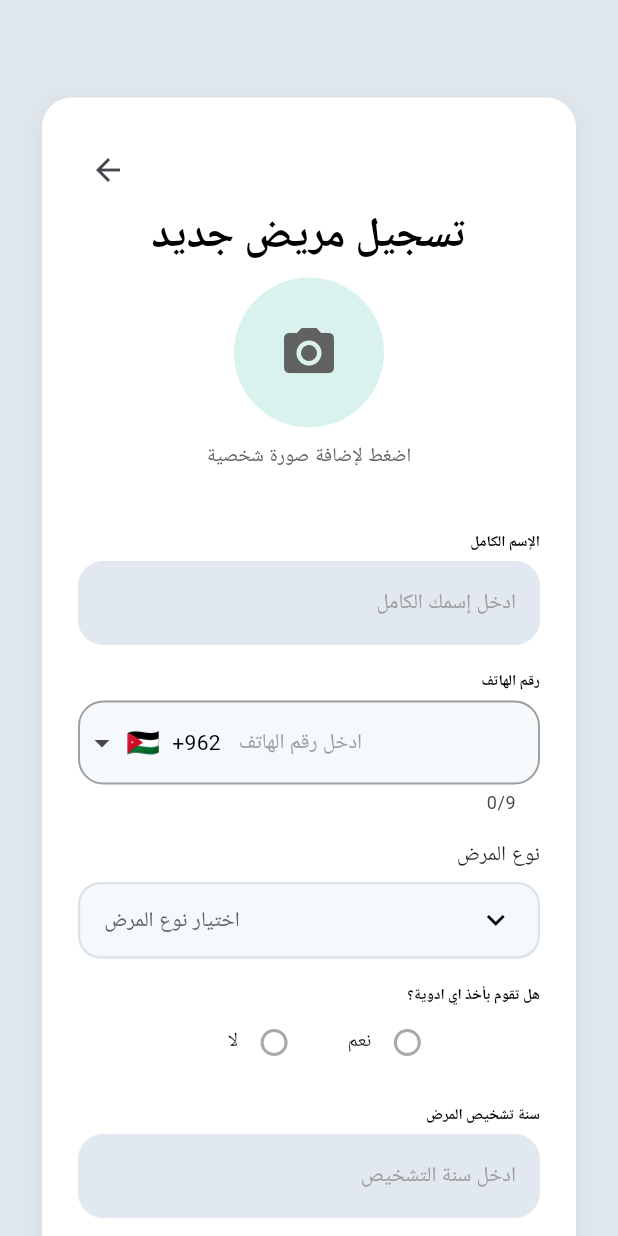
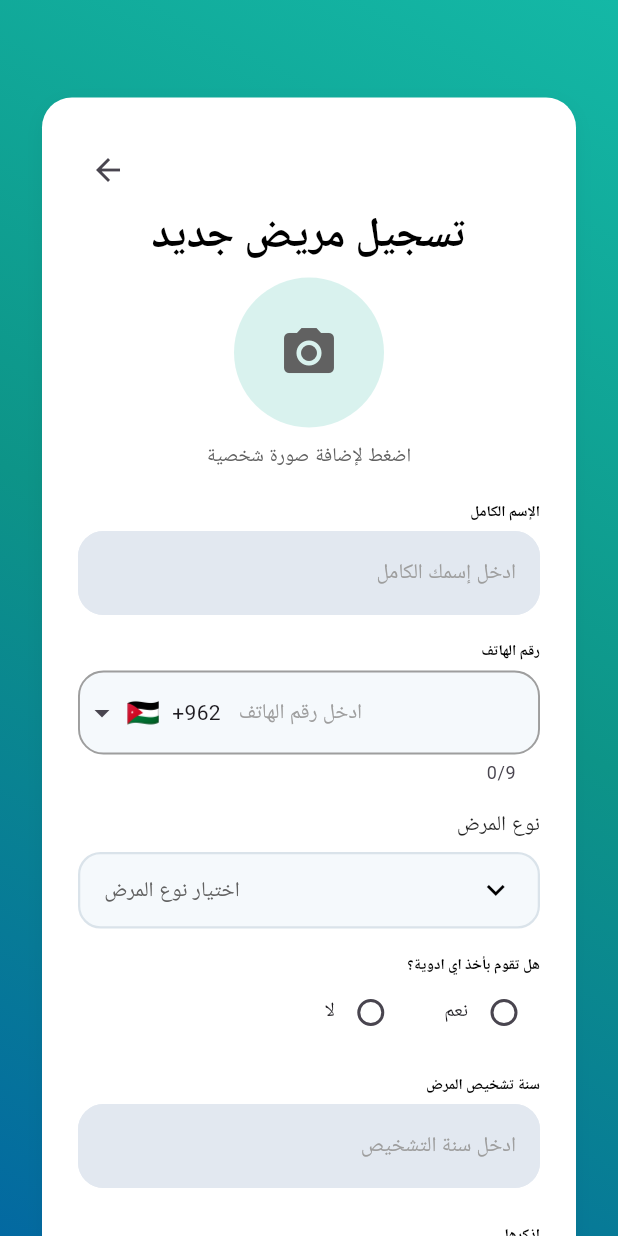
Before and after one commit to anas56u/health-compass, a Flutter app: the PatientInfoScreen screen opened by its route, on a phone screen of 412 x 824 dp. Run offline on Flutter 3.47's test engine with Material 3 defaults, Android fonts, the phone set to English and light mode, and no system bars; drawn by our look-alikes of intl_phone_field, modal_progress_hud_nsn; our stand-ins replace bloc, cloud_firestore, firebase_auth, firebase_core, flutter_bloc, flutter_screenutil and 5 more; missing offline and left inert: health; accounts and stored records are empty; Roboto replaces fonts that are missing (Tajawal).

Commit message:
implement patient info validation, UI updates, and Firebase submission

```diff
--- a/lib/feature/auth/presentation/screen/patient_info.dart
+++ b/lib/feature/auth/presentation/screen/patient_info.dart
@@ -1,28 +1,102 @@
 import 'package:flutter/material.dart';
 import 'package:google_fonts/google_fonts.dart';
+import 'package:health_compass/core/core.dart';
 import 'package:health_compass/core/widgets/custom_button.dart';
 import 'package:health_compass/feature/auth/presentation/screen/family_member_info.dart';
 import 'package:health_compass/feature/auth/presentation/screen/user_type.dart';
+import 'package:intl_phone_field/intl_phone_field.dart';
+import 'package:cloud_firestore/cloud_firestore.dart';
+import 'package:firebase_auth/firebase_auth.dart';
+import 'package:modal_progress_hud_nsn/modal_progress_hud_nsn.dart';
 import 'package:health_compass/core/widgets/custom_textfild.dart';
-import 'package:intl_phone_field/intl_phone_field.dart';
 
-class PatientInfoScreen extends StatelessWidget {
-  PatientInfoScreen({super.key});
-  String? fullName, phoneNumber, specialization, licenseNumber, experienceYears;
+class PatientInfoScreen extends StatefulWidget {
+  const PatientInfoScreen({super.key});
 
-  void _pickImage() {
-    print("اضغط لإضافة صورة");
+  @override
+  State<PatientInfoScreen> createState() => _PatientInfoScreenState();
+}
+
+class _PatientInfoScreenState extends State<PatientInfoScreen> {
+  String? fullName;
+  String? phoneNumber;
+  String? diagnosisYear;
+  String? specificDiseaseName;
+  String? selectedDisease;
+
+  bool? isTakingMeds;
+  bool? hasOtherIssues;
+  bool isLoading = false;
+
+  Future<void> sendDataToFirebase() async {
+    if (fullName == null || phoneNumber == null || selectedDisease == null) {
+      showsnackbar(context, massage: "يرجى ملء كافة الحقول الأساسية");
+      return;
+    }
+
+    setState(() {
+      isLoading = true;
+    });
+
+    try {
+      final User? currentUser = FirebaseAuth.instance.currentUser;
+
+      if (currentUser == null) {
+        showsnackbar(context, massage: "يرجى تسجيل الدخول أولاً");
+        setState(() => isLoading = false);
+        return;
+      }
+
+      Map<String, dynamic> patientData = {
+        'uid': currentUser.uid,
+        'full_name': fullName,
+        'phone_number': phoneNumber,
+        'disease_type': selectedDisease,
+        'diagnosis_year': diagnosisYear,
+        'specific_disease': specificDiseaseName,
+        'is_taking_meds': isTakingMeds,
+        'has_other_issues': hasOtherIssues,
+        'created_at': FieldValue.serverTimestamp(),
+      };
+
+      await FirebaseFirestore.instance.collection('patients').add(patientData);
+
+      showsnackbar(context, massage: "تم حفظ بيانات المريض بنجاح");
+
+      if (mounted) {
+        Navigator.pushReplacement(
+          context,
+          MaterialPageRoute(builder: (context) => FamilyMemberInfoScreen()),
+        );
+      }
+    } catch (e) {
+      showsnackbar(context, massage: "حدث خطأ: $e");
+    } finally {
+      if (mounted) {
+        setState(() {
+          isLoading = false;
+        });
+      }
+    }
   }
 
   @override
   Widget build(BuildContext context) {
-    return Scaffold(
+    return ModalProgressHUD(
+      inAsyncCall: isLoading,
+      progressIndicator: const CircularProgressIndicator(
+        color: Color(0xFF41BFAA),
+      ),
+      child: CustomScaffold(
         backgroundColor: const Color(0xFFE0E7EC),
         body: SafeArea(
           child: Center(
             child: SingleChildScrollView(
               child: Padding(
-              padding: const EdgeInsets.symmetric(horizontal: 28, vertical: 65),
+                padding: const EdgeInsets.symmetric(
+                  horizontal: 28,
+                  vertical: 65,
+                ),
                 child: Container(
                   padding: const EdgeInsets.all(24),
                   decoration: BoxDecoration(
@@ -40,6 +114,7 @@ class PatientInfoScreen extends StatelessWidget {
                     child: Column(
                       mainAxisSize: MainAxisSize.min,
                       children: [
+                        // زر الرجوع
                         Padding(
                           padding: const EdgeInsets.only(right: 280),
                           child: BackButton(
@@ -90,8 +165,6 @@ class PatientInfoScreen extends StatelessWidget {
                           ),
                         ),
                         const SizedBox(height: 20),
-
-                      const SizedBox(height: 20),
                         Align(
                           alignment: Alignment.centerRight,
                           child: Text(
@@ -126,7 +199,7 @@ class PatientInfoScreen extends StatelessWidget {
                         IntlPhoneField(
                           decoration: InputDecoration(
                             filled: true,
-                          fillColor: Color(0xFFF5F9FC),
+                            fillColor: const Color(0xFFF5F9FC),
                             hintText: "ادخل رقم الهاتف",
                             hintStyle: const TextStyle(
                               color: Colors.grey,
@@ -146,61 +219,46 @@ class PatientInfoScreen extends StatelessWidget {
                                 width: 1.8,
                               ),
                             ),
-                          errorBorder: OutlineInputBorder(
-                            borderRadius: BorderRadius.circular(17),
-                            borderSide: const BorderSide(
-                              color: Colors.red,
-                              width: 1.5,
-                            ),
-                          ),
                             border: OutlineInputBorder(
                               borderRadius: BorderRadius.circular(17),
                               borderSide: BorderSide(color: Colors.grey[400]!),
                             ),
                           ),
                           initialCountryCode: 'JO',
-                        textAlign: TextAlign.left,
-                        style: const TextStyle(color: Colors.black),
-                        dropdownTextStyle: const TextStyle(color: Colors.black),
                           onChanged: (phone) {
                             phoneNumber = phone.completeNumber;
                           },
                         ),
                         const SizedBox(height: 17),
+
+                        // نوع المرض (Dropdown)
                         Align(
                           alignment: Alignment.centerRight,
                           child: Text(
                             "نوع المرض",
                             style: GoogleFonts.tajawal(
                               fontSize: 14,
-                            fontWeight: FontWeight.w500, // Medium weight
+                              fontWeight: FontWeight.w500,
                               color: Colors.black87,
                             ),
                           ),
                         ),
-                      const SizedBox(height: 8), // Space between label and box
-                      // 2. The Styled Box
+                        const SizedBox(height: 8),
                         Container(
                           width: double.infinity,
                           padding: const EdgeInsets.symmetric(horizontal: 16),
                           decoration: BoxDecoration(
-                          color: const Color(
-                            0xFFF5F9FC,
-                          ), // The very light blue/grey background
-                          borderRadius: BorderRadius.circular(
-                            15,
-                          ), // Slight rounded corners
+                            color: const Color(0xFFF5F9FC),
+                            borderRadius: BorderRadius.circular(15),
                             border: Border.all(
-                            color: const Color(
-                              0xFFDAE3EA,
-                            ), // The light blue/grey border color
+                              color: const Color(0xFFDAE3EA),
                               width: 1.5,
                             ),
                           ),
                           child: DropdownButtonHideUnderline(
                             child: DropdownButton<String>(
-                            isExpanded:
-                                true, // Ensures the text takes up the space
+                              isExpanded: true,
+                              value: selectedDisease,
                               icon: const Icon(
                                 Icons.keyboard_arrow_down,
                                 color: Colors.black,
@@ -208,13 +266,12 @@ class PatientInfoScreen extends StatelessWidget {
                               hint: Text(
                                 "اختيار نوع المرض",
                                 style: GoogleFonts.tajawal(
-                                color: Colors
-                                    .grey[700], // Darker grey for hint text
+                                  color: Colors.grey[700],
                                   fontSize: 14,
                                 ),
                               ),
                               items:
-                                <String>[
+                                  [
                                     'الضغط',
                                     'السكري',
                                     'أمراض القلب',
@@ -230,11 +287,17 @@ class PatientInfoScreen extends StatelessWidget {
                                       ),
                                     );
                                   }).toList(),
-                            onChanged: (_) {},
+                              onChanged: (newValue) {
+                                setState(() {
+                                  selectedDisease = newValue;
+                                });
+                              },
                             ),
                           ),
                         ),
                         const SizedBox(height: 17),
+
+                        // الأدوية (Radio)
                         Align(
                           alignment: Alignment.centerRight,
                           child: Text(
@@ -249,22 +312,37 @@ class PatientInfoScreen extends StatelessWidget {
                         Padding(
                           padding: const EdgeInsets.only(left: 100),
                           child: Row(
+                            mainAxisAlignment: MainAxisAlignment.end,
                             children: [
                               Text(
                                 "لا",
                                 style: GoogleFonts.tajawal(fontSize: 13),
                               ),
-                            Radio(value: true),
+                              Radio<bool>(
+                                value: false,
+                                groupValue: isTakingMeds,
+                                activeColor: const Color(0xFF41BFAA),
+                                onChanged: (val) =>
+                                    setState(() => isTakingMeds = val),
+                              ),
                               const SizedBox(width: 25),
                               Text(
                                 "نعم",
                                 style: GoogleFonts.tajawal(fontSize: 13),
                               ),
-                            Radio(value: false),
+                              Radio<bool>(
+                                value: true,
+                                groupValue: isTakingMeds,
+                                activeColor: const Color(0xFF41BFAA),
+                                onChanged: (val) =>
+                                    setState(() => isTakingMeds = val),
+                              ),
                             ],
                           ),
                         ),
                         const SizedBox(height: 17),
+
+                        // سنة التشخيص
                         Align(
                           alignment: Alignment.centerRight,
                           child: Text(
@@ -276,15 +354,16 @@ class PatientInfoScreen extends StatelessWidget {
                             ),
                           ),
                         ),
-                      SizedBox(height: 5),
+                        const SizedBox(height: 5),
                         CustomTextfild(
                           hinttext: "ادخل سنة التشخيص",
                           onChanged: (value) {
-                          fullName = value;
+                            diagnosisYear = value;
                           },
                         ),
+                        const SizedBox(height: 24),
 
-                      const SizedBox(height: 24),
+                        // اذكرها
                         Align(
                           alignment: Alignment.centerRight,
                           child: Text(
@@ -296,14 +375,16 @@ class PatientInfoScreen extends StatelessWidget {
                             ),
                           ),
                         ),
-                      SizedBox(height: 5),
+                        const SizedBox(height: 5),
                         CustomTextfild(
                           hinttext: "اذكرها",
                           onChanged: (value) {
-                          fullName = value;
+                            specificDiseaseName = value;
                           },
                         ),
                         const SizedBox(height: 17),
+
+                        // مشاكل أخرى (Radio)
                         Align(
                           alignment: Alignment.centerRight,
                           child: Text(
@@ -318,57 +399,53 @@ class PatientInfoScreen extends StatelessWidget {
                         Padding(
                           padding: const EdgeInsets.only(left: 100),
                           child: Row(
+                            mainAxisAlignment: MainAxisAlignment.end,
                             children: [
                               Text(
                                 "لا",
                                 style: GoogleFonts.tajawal(fontSize: 13),
                               ),
-                            Radio(value: true),
+                              Radio<bool>(
+                                value: false,
+                                groupValue: hasOtherIssues,
+                                activeColor: const Color(0xFF41BFAA),
+                                onChanged: (val) {
+                                  setState(() {
+                                    hasOtherIssues = val;
+                                  });
+                                },
+                              ),
+
                               const SizedBox(width: 25),
                               Text(
                                 "نعم",
                                 style: GoogleFonts.tajawal(fontSize: 13),
                               ),
-                            Radio(value: false),
+                              Radio<bool>(
+                                value: true,
+                                groupValue: hasOtherIssues,
+                                activeColor: const Color(0xFF41BFAA),
+                                onChanged: (val) {
+                                  setState(() {
+                                    hasOtherIssues = val;
+                                  });
+                                },
+                              ),
                             ],
                           ),
                         ),
-                      SizedBox(height: 30),
+                        const SizedBox(height: 30),
+
+                        // زر التأكيد
                         GestureDetector(
-                        onTap: () {
-                          Navigator.pushReplacement(
-                            context,
-                            MaterialPageRoute(
-                              builder: (context) => PatientInfoScreen(),
-                            ),
-                          );
-                        },
+                          onTap: sendDataToFirebase,
                           child: custom_button(
                             buttonText: 'تأكيد',
                             width: 150,
-                          onPressed: () {
-                            if (fullName == null ||
-                                phoneNumber == null ||
-                                specialization == null ||
-                                licenseNumber == null ||
-                                experienceYears == null) {
-                              Navigator.pushReplacement(
-                                context,
-                                MaterialPageRoute(
-                                  builder: (context) =>
-                                      FamilyMemberInfoScreen(),
-                                ),
-                              );
-                            } else {
-                              showsnackbar(
-                                context,
-                                massage: "تم حفظ معلومات الطبيب بنجاح",
-                              );
-                            }
-                          },
+                            onPressed: sendDataToFirebase,
                           ),
                         ),
-                      Divider(
+                        const Divider(
                           color: Colors.grey,
                           thickness: 0.5,
                           height: 40,
@@ -383,6 +460,7 @@ class PatientInfoScreen extends StatelessWidget {
             ),
           ),
         ),
+      ),
     );
   }
 }
@@ -390,7 +468,7 @@ class PatientInfoScreen extends StatelessWidget {
 void showsnackbar(BuildContext context, {required String massage}) {
   ScaffoldMessenger.of(context).showSnackBar(
     SnackBar(
-      content: Text(massage, style: TextStyle(color: Colors.black)),
+      content: Text(massage, style: const TextStyle(color: Colors.black)),
       backgroundColor: Colors.white,
     ),
   );
--- a/lib/feature/auth/presentation/screen/signup_page.dart
+++ b/lib/feature/auth/presentation/screen/signup_page.dart
@@ -1,6 +1,7 @@
 import 'package:firebase_auth/firebase_auth.dart';
 import 'package:flutter/material.dart';
 import 'package:google_fonts/google_fonts.dart';
+import 'package:health_compass/core/core.dart';
 import 'package:health_compass/core/widgets/custom_button.dart';
 import 'package:health_compass/core/widgets/custom_text.dart';
 import 'package:health_compass/feature/auth/presentation/screen/login_page.dart';
@@ -33,7 +34,7 @@ class _signup_pageState extends State<signup_page> {
       ),
 
       inAsyncCall: isloading,
-      child: Scaffold(
+      child: CustomScaffold(
         backgroundColor: const Color(0xFF41BFAA),
         body: SafeArea(
           child: Center(
--- a/lib/feature/auth/presentation/screen/user_type.dart
+++ b/lib/feature/auth/presentation/screen/user_type.dart
@@ -1,5 +1,6 @@
 import 'package:flutter/material.dart';
 import 'package:google_fonts/google_fonts.dart';
+import 'package:health_compass/core/core.dart';
 import 'package:health_compass/core/widgets/custom_button.dart';
 import 'package:health_compass/feature/auth/presentation/screen/doctor_info.dart';
 import 'package:health_compass/feature/auth/presentation/screen/family_member_info.dart';
@@ -20,7 +21,7 @@ class _UserTypeState extends State<UserType> {
 
   @override
   Widget build(BuildContext context) {
-    return Scaffold(
+    return CustomScaffold(
       backgroundColor: const Color(0xFFE0E7EC),
       body: SafeArea(
         child: Center(
--- a/pubspec.yaml
+++ b/pubspec.yaml
@@ -47,6 +47,7 @@ dependencies:
   shared_preferences: ^2.5.3
   flutter_secure_storage: ^9.2.2
   flutter_screenutil: ^5.9.3
+  cloud_firestore: ^6.1.0
 
 
 
```
Also changed, not shown: pubspec.lock, 1 other file. Lines whose indentation alone changed are shown as unchanged.
